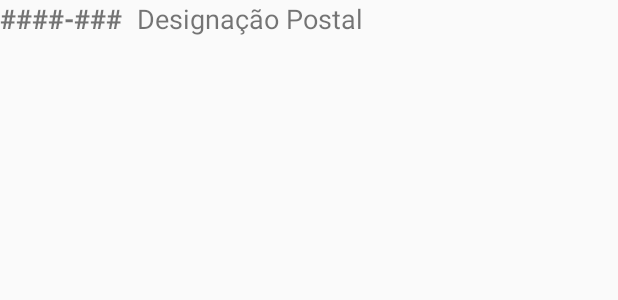
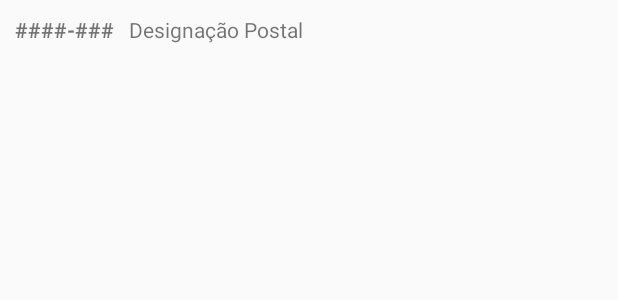
Before and after one commit to paixaoDev/PostCodeSearch, an Android app: the layout adapter_address_list_item.xml on its own in the app's theme, with its tools: preview values and no code run, on a phone screen of 412 x 824 dp. Shown: the top 300 px of the screen. Run offline under Robolectric (Android 15) with nearby library versions, the phone set to English and light mode, and no system bars.

Commit message:
improve(view): adjusts

```diff
--- a/app/src/main/java/com/example/postcodesearch/domain/local/AddresLocalDataBase.kt
+++ b/app/src/main/java/com/example/postcodesearch/domain/local/AddresLocalDataBase.kt
@@ -5,10 +5,9 @@ import androidx.room.RoomDatabase
 import com.example.postcodesearch.data.AddresDataDao
 import com.example.postcodesearch.data.AddressData
 
-
 @Database(
     entities = [AddressData::class],
-    version = 2
+    version = 3
 )
 abstract class AddressLocalDataBase : RoomDatabase() {
     abstract val dao: AddresDataDao
--- a/app/src/main/res/layout/activity_main.xml
+++ b/app/src/main/res/layout/activity_main.xml
@@ -18,7 +18,6 @@
         android:id="@+id/recycler"
         android:layout_width="match_parent"
         android:layout_height="0dp"
-        android:layout_marginHorizontal="10dp"
         android:layout_marginTop="10dp"
         app:layoutManager="androidx.recyclerview.widget.LinearLayoutManager"
         app:layout_constraintBottom_toBottomOf="parent"
--- a/app/src/main/res/layout/adapter_address_list_item.xml
+++ b/app/src/main/res/layout/adapter_address_list_item.xml
@@ -2,14 +2,14 @@
 <LinearLayout xmlns:android="http://schemas.android.com/apk/res/android"
     android:layout_width="match_parent"
     android:layout_height="wrap_content"
-    android:orientation="horizontal">
+    android:orientation="horizontal"
+    android:padding="10dp">
 
     <TextView
         android:id="@+id/postal"
         android:layout_width="wrap_content"
         android:layout_height="wrap_content"
         android:text="####-###"
-        android:textSize="18sp"
         android:textStyle="bold" />
 
     <TextView
@@ -17,7 +17,6 @@
         android:layout_width="wrap_content"
         android:layout_height="wrap_content"
         android:layout_marginStart="10dp"
-        android:text="Designação Postal"
-        android:textSize="18sp" />
+        android:text="Designação Postal"/>
 
 </LinearLayout>
```
Also changed, not shown: app/src/main/java/com/example/postcodesearch/AppModule.kt (+3 -5 lines), app/src/main/java/com/example/postcodesearch/data/CallResult.kt (deleted, +0 -7 lines), 1 other file.
